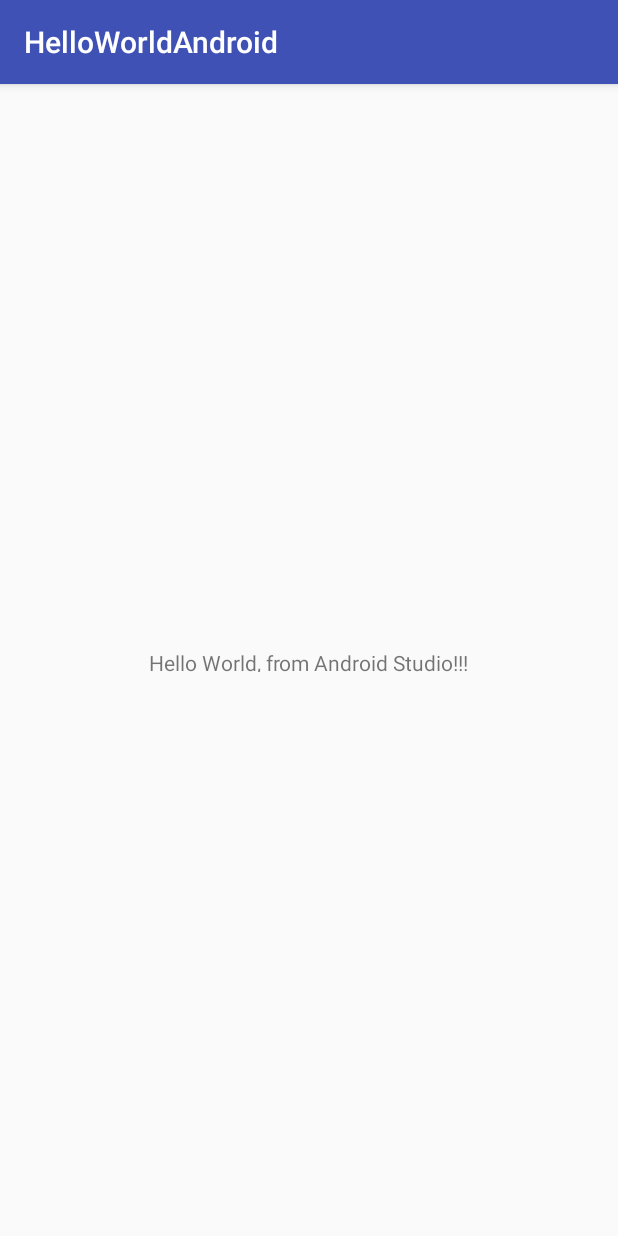
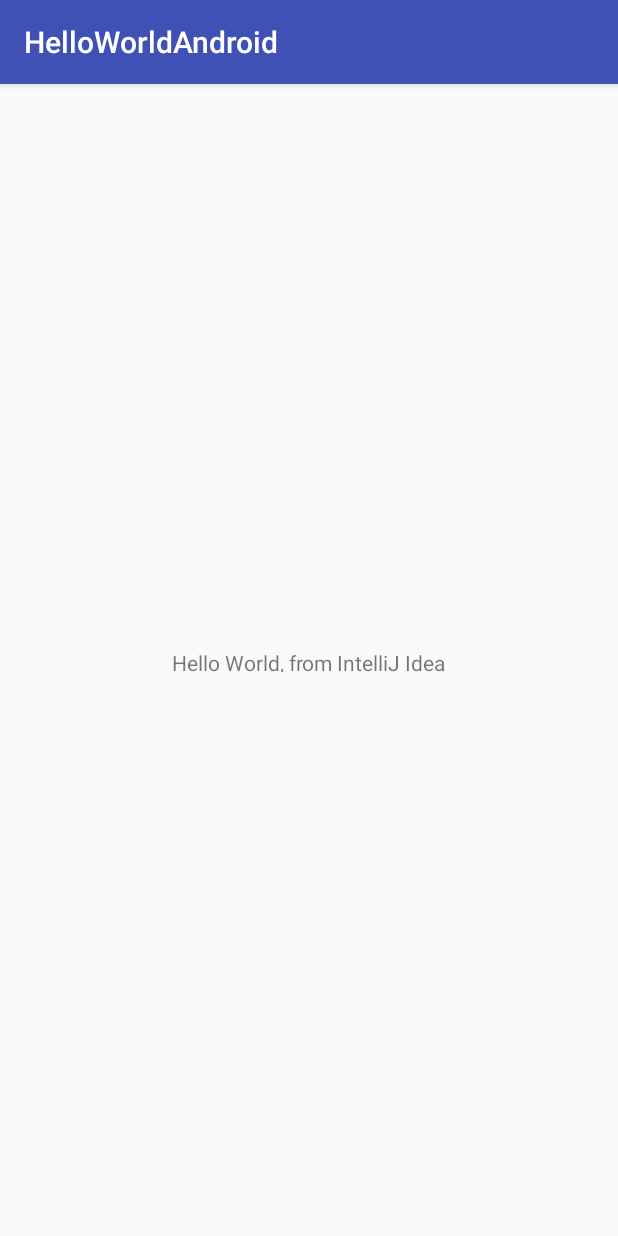
Before and after one commit to sujk2k/hello-world, an Android app: the screen it shows after launch (MainActivity), on a phone screen of 412 x 824 dp. Run offline under Robolectric (Android 15) with nearby library versions, the phone set to English and light mode, and no system bars.

Commit message:
Project recompiled and executed in IntelliJ Idea Community 2018.1

```diff
--- a/head-first-android/HelloWorldAndroid/app/src/main/res/layout/activity_main.xml
+++ b/head-first-android/HelloWorldAndroid/app/src/main/res/layout/activity_main.xml
@@ -9,7 +9,7 @@
     <TextView
         android:layout_width="wrap_content"
         android:layout_height="16dp"
-        android:text="Hello World, from Android Studio!!!"
+        android:text="Hello World, from IntelliJ Idea"
         app:layout_constraintBottom_toBottomOf="parent"
         app:layout_constraintLeft_toLeftOf="parent"
         app:layout_constraintRight_toRightOf="parent"
```
